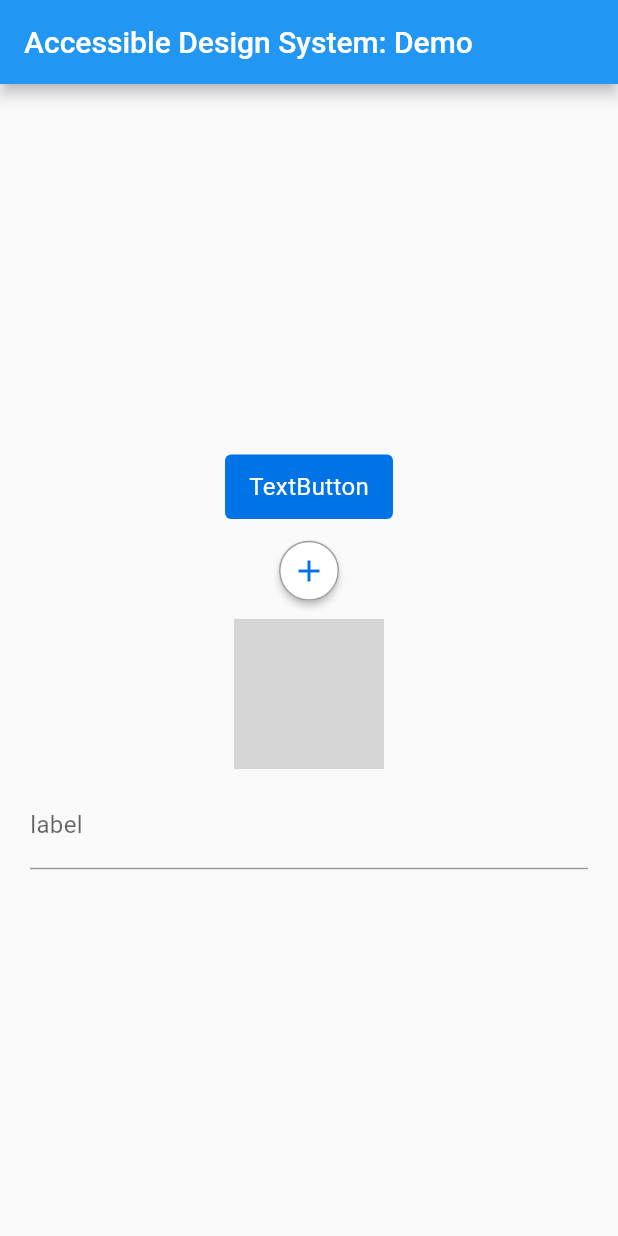
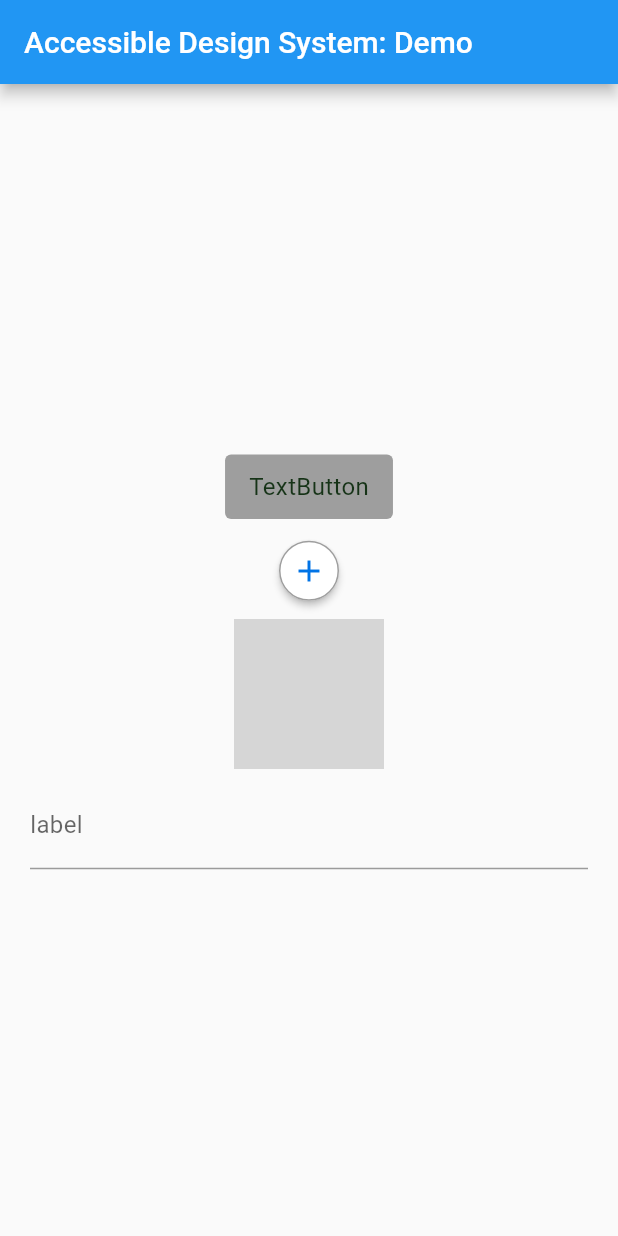
Before and after one commit to kobe-rodrigoperozzo/accessible_ds, a Flutter app: the screen it shows after launch, on a phone screen of 412 x 824 dp. Run offline on Flutter 3.47's test engine with Material 2 defaults, Android fonts, the phone set to English and light mode, and no system bars; our stand-ins replace equatable; network calls fail; grey boxes are pictures that could not be loaded.

Commit message:
color example

```diff
--- a/example/lib/main.dart
+++ b/example/lib/main.dart
@@ -44,6 +44,8 @@ class _MyHomePageState extends State<MyHomePage> {
               text: 'TextButton',
               onPressed: () {},
               alternativeText: 'alternative text to the text button',
+              textColor: Colors.green,
+              backgroundColor: Colors.grey,
             ),
             const SizedBox(
               height: 8,
--- a/lib/src/molecules/text_button.dart
+++ b/lib/src/molecules/text_button.dart
@@ -40,6 +40,7 @@ class DsTextButton extends StatelessWidget {
           text,
           style: TextStyle(
             color: adjustColorForContrast(textColor, backgroundColor),
+            // color: textColor,
           ),
         ),
       ),
```
